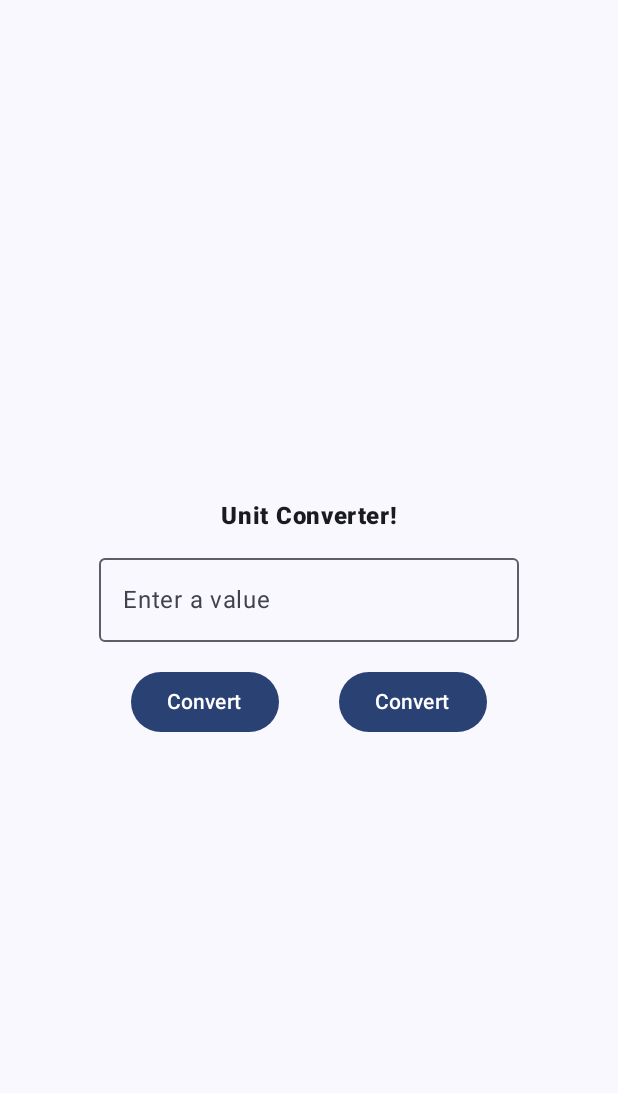
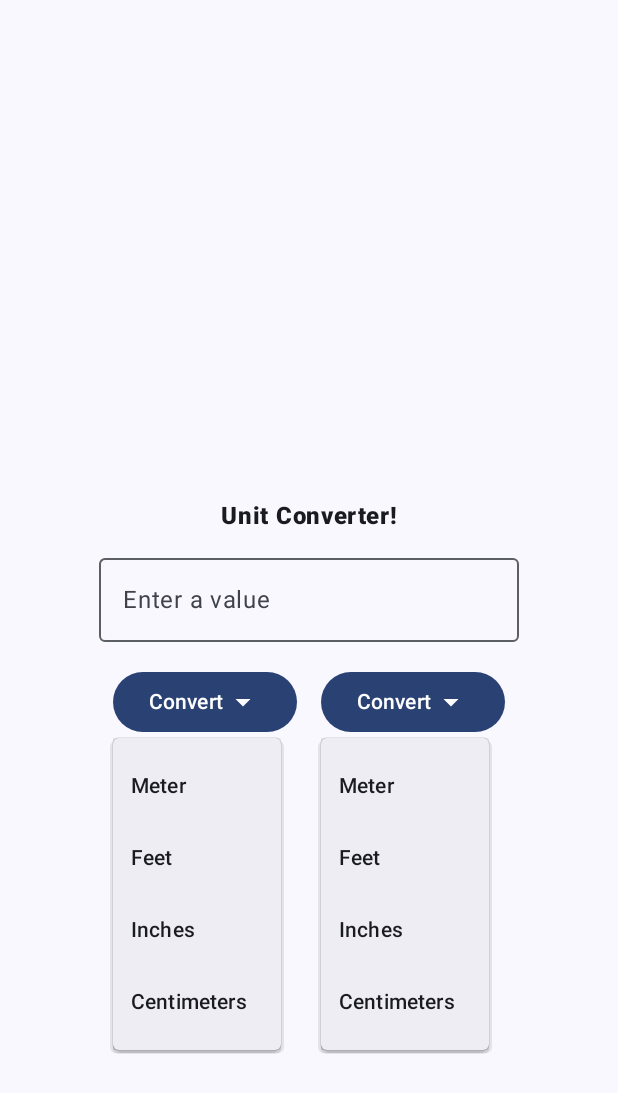
Before and after one commit to RanaMahadAhmer/KotlinPractice, an Android app built with Jetpack Compose: the screen it shows after launch (MainActivity), on a phone screen of 412 x 824 dp. Shown: the top 1093 px of the screen. Run offline under Robolectric (Android 15) with nearby library versions, the light colour scheme and no system bars.

Commit message:
Added Icon

```diff
--- a/app/src/main/java/com/ranamahadahmer/unitconverter/MainActivity.kt
+++ b/app/src/main/java/com/ranamahadahmer/unitconverter/MainActivity.kt
@@ -2,26 +2,26 @@ package com.ranamahadahmer.unitconverter
 
 import android.annotation.SuppressLint
 import android.os.Bundle
-import android.widget.Space
 import androidx.activity.ComponentActivity
 import androidx.activity.compose.setContent
 import androidx.activity.enableEdgeToEdge
 import androidx.compose.foundation.layout.Arrangement
+import androidx.compose.foundation.layout.Box
 import androidx.compose.foundation.layout.Column
 import androidx.compose.foundation.layout.Row
 import androidx.compose.foundation.layout.Spacer
 import androidx.compose.foundation.layout.fillMaxSize
-import androidx.compose.foundation.layout.fillMaxWidth
 import androidx.compose.foundation.layout.height
-import androidx.compose.foundation.layout.padding
 import androidx.compose.foundation.layout.width
+import androidx.compose.material.icons.Icons
+import androidx.compose.material.icons.filled.ArrowDropDown
 import androidx.compose.material3.Button
-import androidx.compose.material3.HorizontalDivider
-
+import androidx.compose.material3.DropdownMenu
+import androidx.compose.material3.DropdownMenuItem
+import androidx.compose.material3.Icon
 import androidx.compose.material3.OutlinedTextField
 import androidx.compose.material3.Scaffold
 import androidx.compose.material3.Text
-import androidx.compose.material3.TextButton
 import androidx.compose.runtime.Composable
 import androidx.compose.ui.Alignment
 import androidx.compose.ui.Modifier
@@ -42,7 +42,7 @@ class MainActivity : ComponentActivity() {
                     Greeting(
 
 
-                        )
+                    )
 
 
                 }
@@ -52,24 +52,49 @@ class MainActivity : ComponentActivity() {
 }
 
 @Composable
-fun Greeting( ) {
-    Column ( verticalArrangement = Arrangement.Center, horizontalAlignment = Alignment.CenterHorizontally, modifier = Modifier.fillMaxSize()){
-
+fun Greeting() {
+    Column(
+        verticalArrangement = Arrangement.Center,
+        horizontalAlignment = Alignment.CenterHorizontally,
+        modifier = Modifier.fillMaxSize()
+    ) {
         Text(
             text = "Unit Converter!",
             fontWeight = FontWeight(1000)
 
         )
         Spacer(modifier = Modifier.height(16.dp))
-        OutlinedTextField(value = "", onValueChange = { println() }, placeholder = { Text("Enter a value") })
+        OutlinedTextField(
+            value = "",
+            onValueChange = { x -> println(x) },
+            placeholder = { Text("Enter a value") })
         Spacer(modifier = Modifier.height(16.dp))
         Row {
-            Button(onClick = { /*TODO*/ }) {
-                Text("Convert")
+            Box {
+                Button(onClick = { }) {
+                    Text("Convert")
+                    Icon(imageVector = Icons.Default.ArrowDropDown, contentDescription = "Convert")
+                }
+                DropdownMenu(expanded = true, onDismissRequest = {}) {
+                    DropdownMenuItem(text = { Text("Meter") }, onClick = { /*TODO*/ })
+                    DropdownMenuItem(text = { Text("Feet") }, onClick = { /*TODO*/ })
+                    DropdownMenuItem(text = { Text("Inches") }, onClick = { /*TODO*/ })
+                    DropdownMenuItem(text = { Text("Centimeters") }, onClick = { /*TODO*/ })
+                }
             }
-            Spacer(modifier = Modifier.width(40.dp))
-            Button(onClick = { /*TODO*/ }) {
-                Text("Convert")
+            Spacer(modifier = Modifier.width(16.dp))
+            Box {
+                Button(onClick = {}) {
+                    Text("Convert")
+                    Icon(imageVector = Icons.Default.ArrowDropDown, contentDescription = "Convert")
+                }
+
+                DropdownMenu(expanded = true, onDismissRequest = {}) {
+                    DropdownMenuItem(text = { Text("Meter") }, onClick = { /*TODO*/ })
+                    DropdownMenuItem(text = { Text("Feet") }, onClick = { /*TODO*/ })
+                    DropdownMenuItem(text = { Text("Inches") }, onClick = { /*TODO*/ })
+                    DropdownMenuItem(text = { Text("Centimeters") }, onClick = { /*TODO*/ })
+                }
             }
         }
     }
```
Also changed, not shown: app/src/main/res/mipmap-hdpi/ic_launcher.png (added), app/src/main/res/mipmap-mdpi/ic_launcher.png (added), app/src/main/res/mipmap-xhdpi/ic_launcher.png (added), app/src/main/res/mipmap-xxhdpi/ic_launcher.png (added), app/src/main/res/mipmap-xxxhdpi/ic_launcher.png (added), 1 other file.
